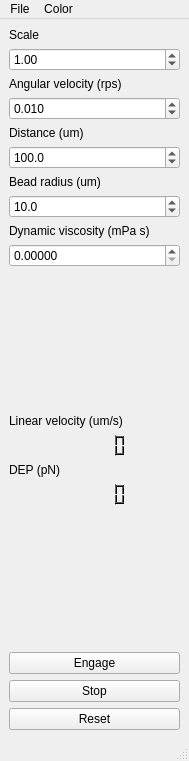
The window that main_window.ui (tortugueta/OET) describes before a commit, drawn with Qt 5.
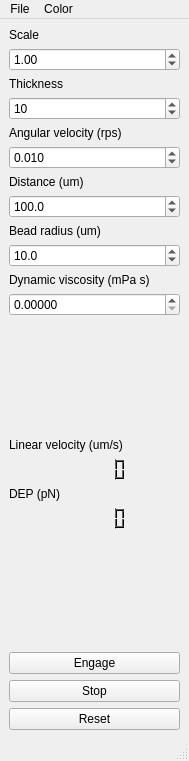
The same window after the commit.

Commit message: Add control to change the thickness of the lines

Patch:
```diff
--- a/main_window.ui
+++ b/main_window.ui
@@ -20,7 +20,7 @@
    </property>
    <layout class="QGridLayout" name="gridLayout">
     <item row="0" column="0">
-     <layout class="QVBoxLayout" name="verticalLayout_6">
+     <layout class="QVBoxLayout" name="verticalLayout_10">
       <item>
        <layout class="QVBoxLayout" name="verticalLayout_2">
         <item>
@@ -54,6 +54,30 @@
         </item>
        </layout>
       </item>
+      <item>
+       <layout class="QVBoxLayout" name="verticalLayout_9">
+        <item>
+         <widget class="QLabel" name="thicknessLabel">
+          <property name="text">
+           <string>Thickness</string>
+          </property>
+          <property name="buddy">
+           <cstring>thicknessSpinBox</cstring>
+          </property>
+         </widget>
+        </item>
+        <item>
+         <widget class="QDoubleSpinBox" name="thicknessSpinBox">
+          <property name="decimals">
+           <number>0</number>
+          </property>
+          <property name="value">
+           <double>10.000000000000000</double>
+          </property>
+         </widget>
+        </item>
+       </layout>
+      </item>
       <item>
        <layout class="QVBoxLayout" name="verticalLayout_3">
         <item>
@@ -118,6 +142,8 @@
        </layout>
       </item>
       <item>
+       <layout class="QVBoxLayout" name="verticalLayout_6">
+        <item>
        <widget class="QLabel" name="pRadiusLabel">
         <property name="text">
          <string>Bead radius (um)</string>
@@ -143,6 +169,8 @@
         </property>
        </widget>
       </item>
+       </layout>
+      </item>
       <item>
        <layout class="QVBoxLayout" name="verticalLayout_7">
         <item>
```
Left out of the diff: 2 changed lines with no effect on the pictures. Lines whose indentation alone changed are shown as unchanged. The commit also changes 3 other files.
